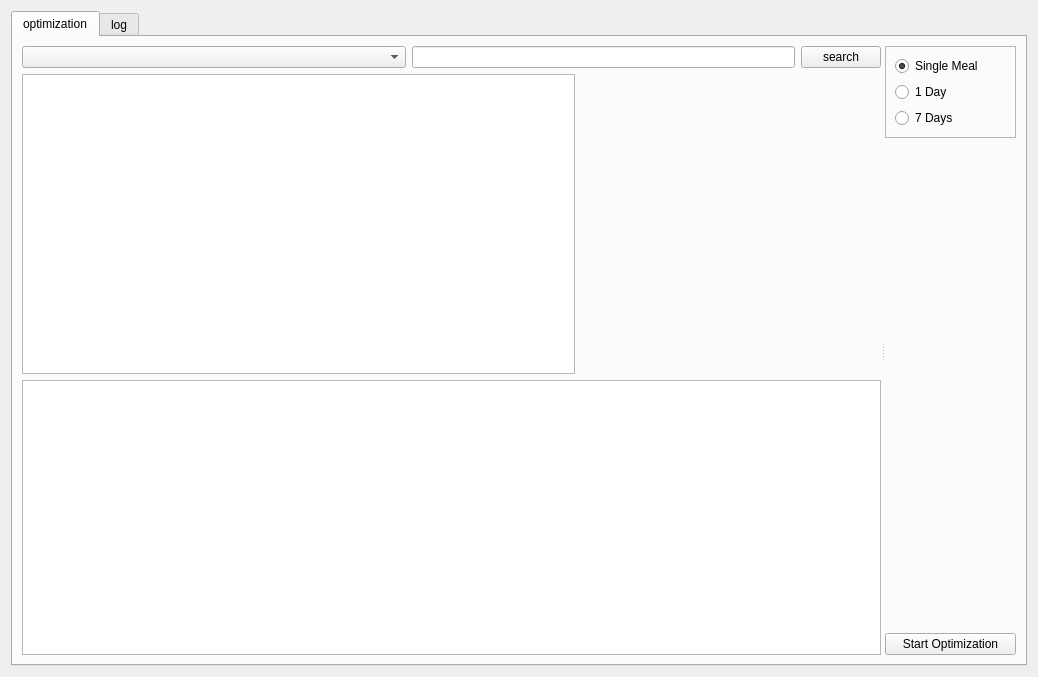
The window that ui_foodOptimizer2.ui (abieler/foodOpt) describes before a commit, drawn with Qt 5.
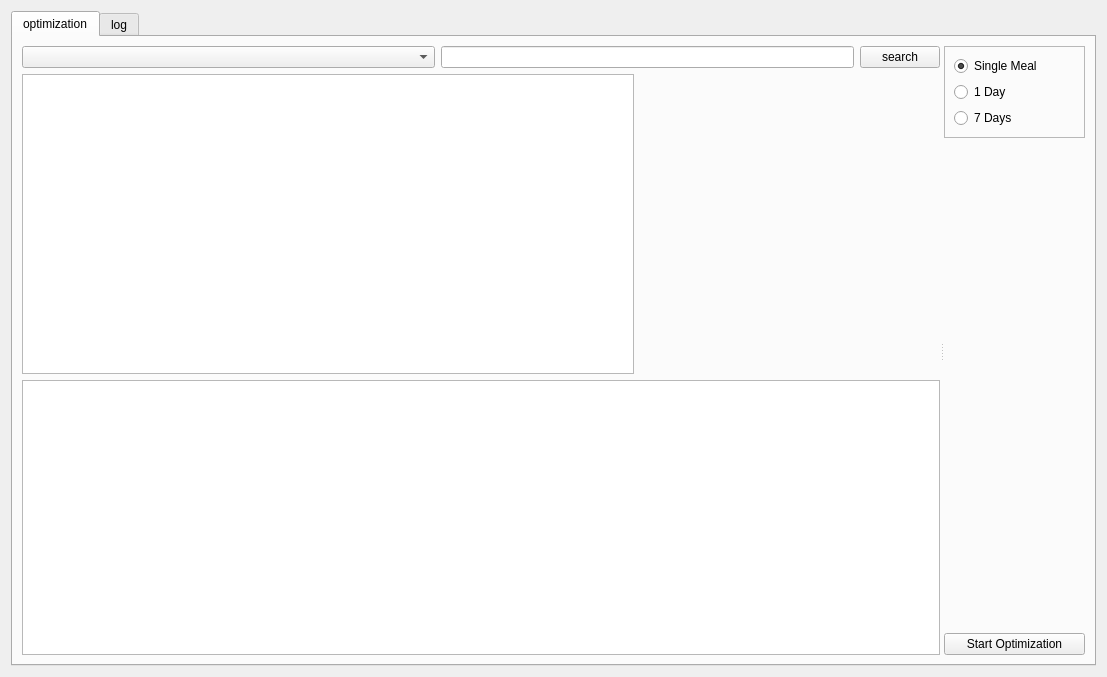
The same window after the commit. Custom widgets are drawn as their Qt base class.

Commit message: introduced progress bar

```diff
--- a/ui_foodOptimizer2.ui
+++ b/ui_foodOptimizer2.ui
@@ -6,7 +6,7 @@
    <rect>
     <x>0</x>
     <y>0</y>
-    <width>1038</width>
+    <width>1107</width>
     <height>677</height>
    </rect>
   </property>
```
The commit also changes 2 other files.
